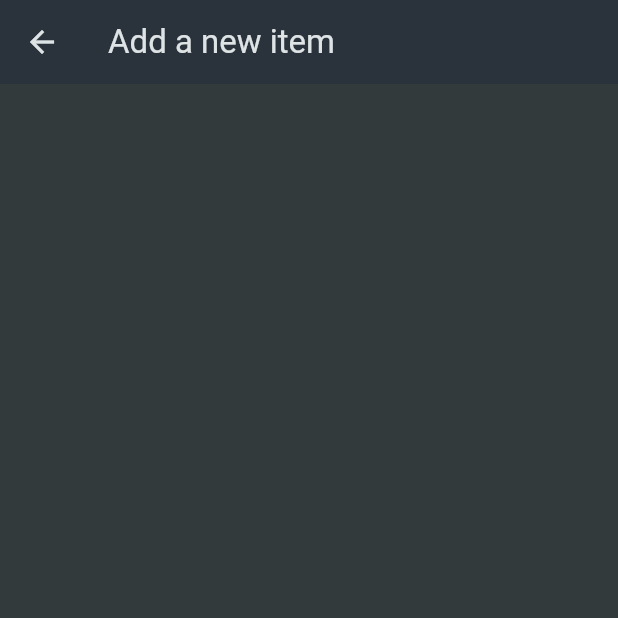
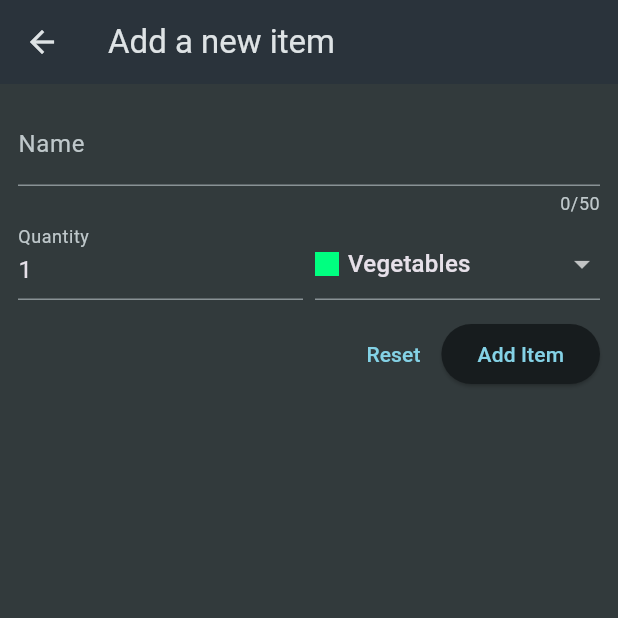
Before and after one commit to imdanishk/shopping_list_app, a Flutter app: the screen it shows after launch, after a tap on the "add" icon, on a phone screen of 412 x 824 dp, the top half of it. Run offline on Flutter 3.47's test engine with Material 3 defaults, Android fonts, the phone set to English and light mode, and no system bars.

Commit message:
Add empty list view + Remove data list on swipe

```diff
--- a/lib/widgets/grocery_list.dart
+++ b/lib/widgets/grocery_list.dart
@@ -1,6 +1,7 @@
 import 'package:flutter/material.dart';
-import 'package:shopping_list_app/data/dummy_items.dart';
 import 'package:shopping_list_app/widgets/new_item.dart';
+
+import '../models/grocery_item.dart';
 
 class GroceryListScreen extends StatefulWidget {
   const GroceryListScreen({super.key});
@@ -10,19 +11,60 @@ class GroceryListScreen extends StatefulWidget {
 }
 
 class _GroceryListScreenState extends State<GroceryListScreen> {
-  void _addItem() {
-    Navigator.of(context).push(
+  final List<GroceryItem> _groceryItems = [];
+
+  void _addItem() async {
+    final newItem = await Navigator.of(context).push<GroceryItem>(
       MaterialPageRoute(
         builder: (ctx) => const NewItemScreen(),
       ),
     );
+
+    if (newItem == null) {
+      return;
+    }
+
+    setState(() {
+      _groceryItems.add(newItem);
+    });
+  }
+
+  void _removeItem(GroceryItem item) {
+    setState(() {
+      _groceryItems.remove(item);
+    });
   }
 
   @override
   Widget build(BuildContext context) {
+    Widget content = const Center(child: Text('No items added yet.'));
+
+    if (_groceryItems.isNotEmpty) {
+      content = ListView.builder(
+        itemCount: _groceryItems.length,
+        itemBuilder: (ctx, index) => Dismissible(
+          onDismissed: (direction) {
+            _removeItem(_groceryItems[index]);
+          },
+          key: ValueKey(_groceryItems[index].id),
+          child: ListTile(
+            title: Text(_groceryItems[index].name),
+            leading: Container(
+              width: 24,
+              height: 24,
+              color: _groceryItems[index].category.color,
+            ),
+            trailing: Text(
+              _groceryItems[index].quantity.toString(),
+            ),
+          ),
+        ),
+      );
+    }
+
     return Scaffold(
       appBar: AppBar(
-        title: const Text('Your groceries'),
+        title: const Text('Your Groceries'),
         actions: [
           IconButton(
             onPressed: _addItem,
@@ -30,18 +72,7 @@ class _GroceryListScreenState extends State<GroceryListScreen> {
           ),
         ],
       ),
-      body: ListView.builder(
-        itemCount: groceryItems.length,
-        itemBuilder: (ctx, index) => ListTile(
-          title: Text(groceryItems[index].name),
-          leading: Container(
-            width: 24,
-            height: 24,
-            color: groceryItems[index].category.color,
-          ),
-          trailing: Text(groceryItems[index].quantity.toString()),
-        ),
-      ),
+      body: content,
     );
   }
 }
--- a/lib/widgets/new_item.dart
+++ b/lib/widgets/new_item.dart
@@ -1,4 +1,7 @@
 import 'package:flutter/material.dart';
+import 'package:shopping_list_app/data/categories.dart';
+import '../models/category.dart';
+import '../models/grocery_item.dart';
 
 class NewItemScreen extends StatefulWidget {
   const NewItemScreen({super.key});
@@ -8,13 +11,132 @@ class NewItemScreen extends StatefulWidget {
 }
 
 class _NewItemScreenState extends State<NewItemScreen> {
+  final _formKey = GlobalKey<FormState>();
+  var _enteredName = '';
+  var _enteredQuantity = 1;
+  var _selectedCategory = categories[Categories.vegetables]!;
+
+  void _saveItem() {
+    if (_formKey.currentState!.validate()) {
+      _formKey.currentState!.save();
+      Navigator.of(context).pop(
+        GroceryItem(
+          id: DateTime.now().toString(),
+          name: _enteredName,
+          quantity: _enteredQuantity,
+          category: _selectedCategory,
+        ),
+      );
+    }
+  }
+
   @override
   Widget build(BuildContext context) {
     return Scaffold(
       appBar: AppBar(
         title: const Text('Add a new item'),
       ),
-
+      body: Padding(
+        padding: const EdgeInsets.all(12),
+        child: Form(
+          key: _formKey,
+          child: Column(
+            children: [
+              TextFormField(
+                maxLength: 50,
+                decoration: const InputDecoration(
+                  label: Text('Name'),
+                ),
+                validator: (value) {
+                  if (value == null ||
+                      value.isEmpty ||
+                      value.trim().length <= 1 ||
+                      value.trim().length > 50) {
+                    return 'Must be between 1 and 50 characters.';
+                  }
+                  return null;
+                },
+                onSaved: (value) {
+                  // if (value == null) {
+                  //   return;
+                  // }
+                  _enteredName = value!;
+                },
+              ), // instead of TextField()
+              Row(
+                crossAxisAlignment: CrossAxisAlignment.end,
+                children: [
+                  Expanded(
+                    child: TextFormField(
+                      decoration: const InputDecoration(
+                        label: Text('Quantity'),
+                      ),
+                      keyboardType: TextInputType.number,
+                      initialValue: _enteredQuantity.toString(),
+                      validator: (value) {
+                        if (value == null ||
+                            value.isEmpty ||
+                            int.tryParse(value) == null ||
+                            int.tryParse(value)! <= 0) {
+                          return 'Must be a valid, positive number.';
+                        }
+                        return null;
+                      },
+                      onSaved: (value) {
+                        _enteredQuantity = int.parse(value!);
+                      },
+                    ),
+                  ),
+                  const SizedBox(width: 8),
+                  Expanded(
+                    child: DropdownButtonFormField(
+                      value: _selectedCategory,
+                      items: [
+                        for (final category in categories.entries)
+                          DropdownMenuItem(
+                            value: category.value,
+                            child: Row(
+                              children: [
+                                Container(
+                                  width: 16,
+                                  height: 16,
+                                  color: category.value.color,
+                                ),
+                                const SizedBox(width: 6),
+                                Text(category.value.title),
+                              ],
+                            ),
+                          ),
+                      ],
+                      onChanged: (value) {
+                        setState(() {
+                          _selectedCategory = value!;
+                        });
+                      },
+                    ),
+                  ),
+                ],
+              ),
+              const SizedBox(height: 12),
+              Row(
+                mainAxisAlignment: MainAxisAlignment.end,
+                children: [
+                  TextButton(
+                    onPressed: () {
+                      _formKey.currentState!.reset();
+                    },
+                    child: const Text('Reset'),
+                  ),
+                  ElevatedButton(
+                    onPressed: _saveItem,
+                    child: const Text('Add Item'),
+                  )
+                ],
+              ),
+            ],
+          ),
+        ),
+      ),
     );
   }
 }
```
